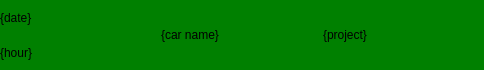
The window that listitem.ui (Ph4sm4/FinelogApp) describes before a commit, drawn with Qt 5.
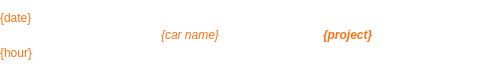
The same window after the commit.

Commit message: user panel ui works

What changed in the file:
```diff
--- a/listitem.ui
+++ b/listitem.ui
@@ -21,7 +21,7 @@
   </property>
   <property name="styleSheet">
    <string notr="true">QWidget {
-background: green;
+background: transparent;
 }</string>
   </property>
   <layout class="QVBoxLayout" name="verticalLayout_3">
@@ -50,6 +50,11 @@
           <layout class="QVBoxLayout" name="verticalLayout">
            <item>
             <widget class="QLabel" name="dateLabel">
+             <property name="styleSheet">
+              <string notr="true">QLabel {
+color:  rgb(249, 115, 22);
+}</string>
+             </property>
              <property name="text">
               <string>{date}</string>
              </property>
@@ -57,6 +62,11 @@
            </item>
            <item>
             <widget class="QLabel" name="hourLabel">
+             <property name="styleSheet">
+              <string notr="true">QLabel {
+color:  rgb(249, 115, 22);
+}</string>
+             </property>
              <property name="text">
               <string>{hour}</string>
              </property>
@@ -84,6 +94,17 @@
        </item>
        <item>
         <widget class="QLabel" name="car_nameLabel">
+         <property name="font">
+          <font>
+           <italic>true</italic>
+           <bold>false</bold>
+          </font>
+         </property>
+         <property name="styleSheet">
+          <string notr="true">QLabel {
+color:  rgb(249, 115, 22);
+}</string>
+         </property>
          <property name="text">
           <string>{car name}</string>
          </property>
@@ -91,6 +112,17 @@
        </item>
        <item>
         <widget class="QLabel" name="projectLabel">
+         <property name="font">
+          <font>
+           <italic>true</italic>
+           <bold>true</bold>
+          </font>
+         </property>
+         <property name="styleSheet">
+          <string notr="true">QLabel {
+color:  rgb(249, 115, 22);
+}</string>
+         </property>
          <property name="text">
           <string>{project}</string>
          </property>
```
The commit also changes 3 other files.
